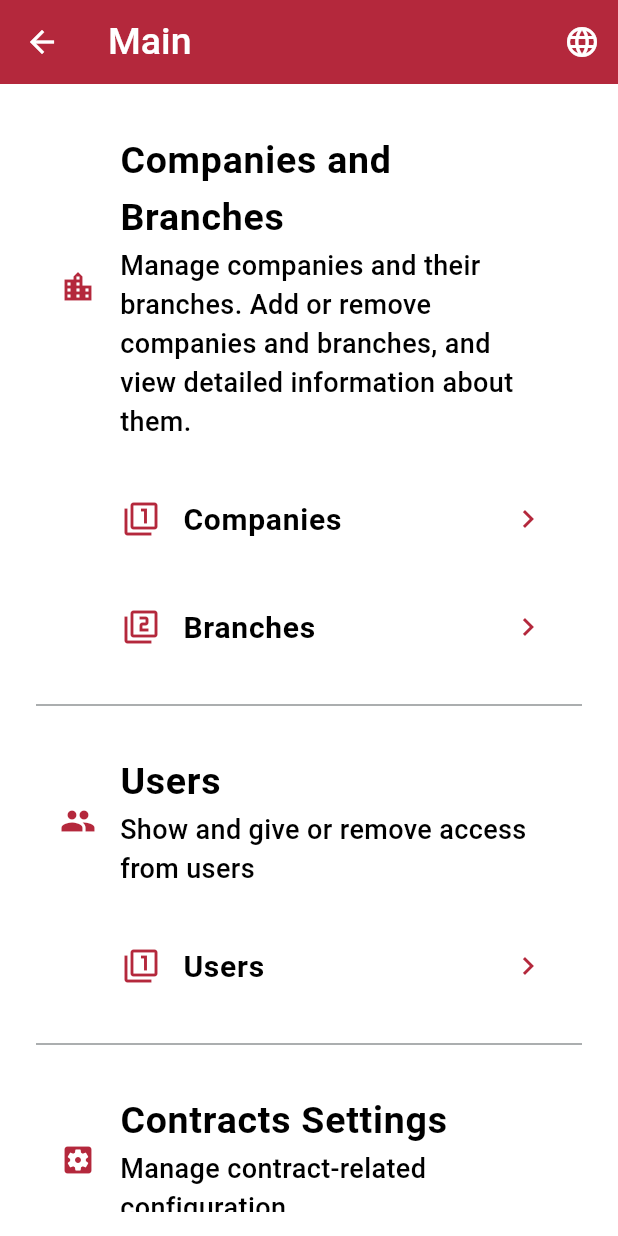
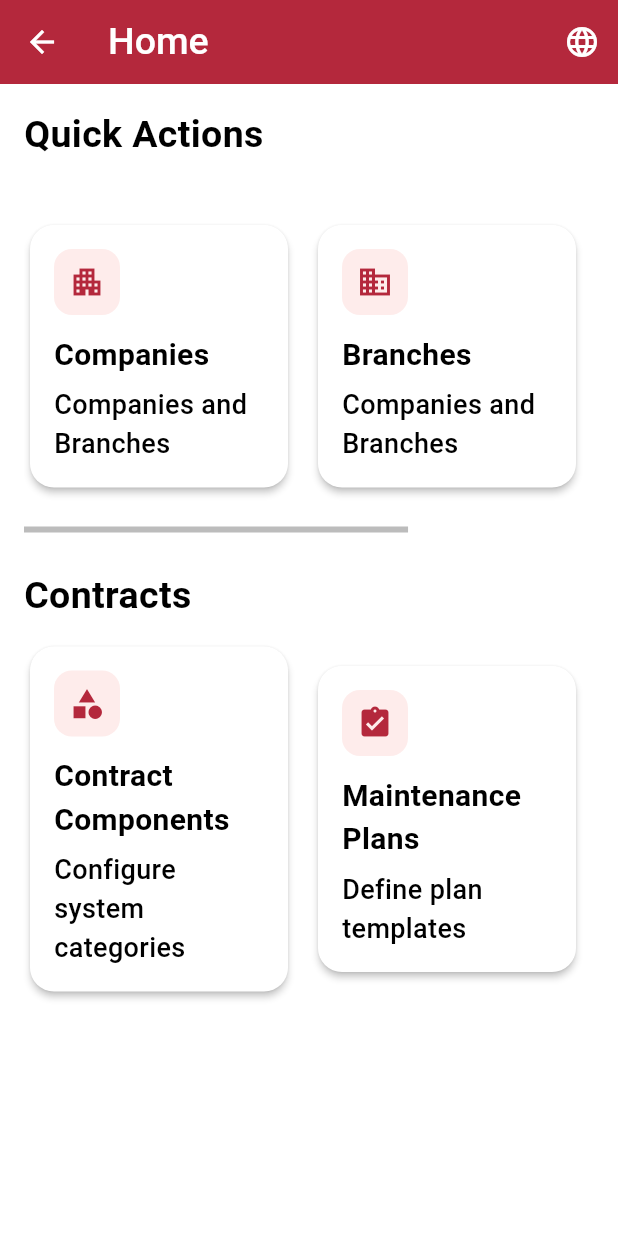
Before and after one commit to smart-fire-system/flutter-app, a Flutter app: the MainScreen screen opened directly, on a phone screen of 412 x 824 dp. Run offline on Flutter 3.47's test engine with Material 3 defaults, Android fonts, the phone set to English and light mode, and no system bars; our stand-ins replace card_loading, cloud_firestore, country_code_picker, firebase_auth, firebase_core, firebase_database and 7 more; missing offline and left inert: jhijri_picker; accounts and stored records are empty; Roboto replaces fonts that are missing (Cairo).

Commit message:
change ui

```diff
--- a/lib/models/report.dart
+++ b/lib/models/report.dart
@@ -92,3 +92,14 @@ class DayParameter {
     }
   }
 }
+
+class ContractComponentItem {
+  final String arName;
+  final String enName;
+  final String description;
+  ContractComponentItem({
+    this.arName = '',
+    this.enName = '',
+    this.description = '',
+  });
+}
--- a/lib/screens/home/view/main_screen.dart
+++ b/lib/screens/home/view/main_screen.dart
@@ -4,197 +4,177 @@ import 'package:flutter/material.dart';
 import 'package:fire_alarm_system/generated/l10n.dart';
 import 'package:fire_alarm_system/widgets/app_bar.dart';
 
-class MainScreen extends StatelessWidget {
+class MainScreen extends StatefulWidget {
   const MainScreen({super.key});
+
+  @override
+  State<MainScreen> createState() => _MainScreenState();
+}
+
+class _MainScreenState extends State<MainScreen> {
+  final ScrollController _quickActionsController = ScrollController();
+  final ScrollController _contractsController = ScrollController();
+
+  @override
+  void dispose() {
+    _quickActionsController.dispose();
+    _contractsController.dispose();
+    super.dispose();
+  }
 
   @override
   Widget build(BuildContext context) {
     return Scaffold(
-      appBar: const CustomAppBar(title: 'Main'),
-      body: Padding(
+      appBar: const CustomAppBar(title: 'Home'),
+      body: SingleChildScrollView(
+        child: Padding(
           padding: const EdgeInsets.all(16.0),
-        child: ListView(
-          children: <Widget>[
-            /**********************************************/
-            /*********** Companies and Branches ***********/
-            /**********************************************/
-            Padding(
-              padding: const EdgeInsets.all(8.0),
-              child: ListTile(
-                leading: const Icon(
-                  Icons.location_city,
-                  color: CustomStyle.redDark,
-                ),
-                title: Text(
-                  S.of(context).companiesAndBranches,
+          child: Column(
+            crossAxisAlignment: CrossAxisAlignment.start,
+            children: [
+              Text(
+                'Quick Actions',
                 style: CustomStyle.largeText25B,
               ),
-                subtitle: Text(
-                  S.of(context).companiesAndBranchesDescription,
-                  style: CustomStyle.mediumText,
+              const SizedBox(height: 12),
+              Scrollbar(
+                controller: _quickActionsController,
+                thumbVisibility: true,
+                interactive: true,
+                scrollbarOrientation: ScrollbarOrientation.bottom,
+                child: SingleChildScrollView(
+                  controller: _quickActionsController,
+                  scrollDirection: Axis.horizontal,
+                  child: Row(
+                    children: [
+                      _ActionCard(
+                        icon: Icons.apartment,
+                        title: S.of(context).companies,
+                        subtitle: S.of(context).companiesAndBranches,
+                        onTap: () => TabNavigator.home.currentState
+                            ?.pushNamed('/companies'),
+                      ),
+                      const SizedBox(width: 12),
+                      _ActionCard(
+                        icon: Icons.business,
+                        title: S.of(context).branches,
+                        subtitle: S.of(context).companiesAndBranches,
+                        onTap: () => TabNavigator.home.currentState
+                            ?.pushNamed('/branches'),
+                      ),
+                      const SizedBox(width: 12),
+                      _ActionCard(
+                        icon: Icons.group,
+                        title: S.of(context).users,
+                        subtitle: S.of(context).usersDescription,
+                        onTap: () =>
+                            TabNavigator.home.currentState?.pushNamed('/users'),
+                      ),
+                    ],
                   ),
                 ),
               ),
-            Padding(
-              padding:
-                  const EdgeInsets.only(left: 50, right: 8, top: 8, bottom: 8),
-              child: ListTile(
-                title: Text(
-                  S.of(context).companies,
-                  style: CustomStyle.largeTextB,
-                ),
-                leading: const Icon(
-                  Icons.filter_1,
-                  color: CustomStyle.redDark,
-                ),
-                trailing: const Icon(
-                  Icons.chevron_right,
-                  color: CustomStyle.redDark,
-                ),
-                onTap: () {
-                  TabNavigator.home.currentState?.pushNamed('/companies');
-                },
-              ),
-            ),
-            Padding(
-              padding:
-                  const EdgeInsets.only(left: 50, right: 8, top: 8, bottom: 8),
-              child: ListTile(
-                title: Text(
-                  S.of(context).branches,
-                  style: CustomStyle.largeTextB,
-                ),
-                leading: const Icon(
-                  Icons.filter_2,
-                  color: CustomStyle.redDark,
-                ),
-                trailing: const Icon(
-                  Icons.chevron_right,
-                  color: CustomStyle.redDark,
-                ),
-                onTap: () {
-                  TabNavigator.home.currentState?.pushNamed('/branches');
-                },
-              ),
-            ),
-            /**********************************************/
-            /******************** Users *******************/
-            /**********************************************/
-            const Padding(
-              padding: EdgeInsets.all(8.0),
-              child: Divider(
-                color: CustomStyle.greyMedium,
-              ),
-            ),
-            Padding(
-              padding: const EdgeInsets.all(8.0),
-              child: ListTile(
-                leading: const Icon(
-                  Icons.group,
-                  color: CustomStyle.redDark,
-                ),
-                title: Text(
-                  S.of(context).users,
+              const SizedBox(height: 24),
+              Text(
+                'Contracts',
                 style: CustomStyle.largeText25B,
               ),
-                subtitle: Text(
-                  S.of(context).usersDescription,
-                  style: CustomStyle.mediumText,
+              const SizedBox(height: 12),
+              Scrollbar(
+                controller: _contractsController,
+                thumbVisibility: true,
+                interactive: true,
+                scrollbarOrientation: ScrollbarOrientation.bottom,
+                child: SingleChildScrollView(
+                  controller: _contractsController,
+                  scrollDirection: Axis.horizontal,
+                  child: Row(
+                    children: [
+                      _ActionCard(
+                        icon: Icons.category,
+                        title: 'Contract Components',
+                        subtitle: 'Configure system categories',
+                        onTap: () => TabNavigator.home.currentState
+                            ?.pushNamed('/reports/system-types'),
                       ),
-              ),
-            ),
-            Padding(
-              padding:
-                  const EdgeInsets.only(left: 50, right: 8, top: 8, bottom: 8),
-              child: ListTile(
-                title: Text(
-                  S.of(context).users,
-                  style: CustomStyle.largeTextB,
-                ),
-                leading: const Icon(
-                  Icons.filter_1,
-                  color: CustomStyle.redDark,
-                ),
-                trailing: const Icon(
-                  Icons.chevron_right,
-                  color: CustomStyle.redDark,
-                ),
-                onTap: () {
-                  TabNavigator.home.currentState?.pushNamed('/users');
-                },
-              ),
-            ),
-            const Padding(
-              padding: EdgeInsets.all(8.0),
-              child: Divider(
-                color: CustomStyle.greyMedium,
-              ),
-            ),
-            Padding(
-              padding: const EdgeInsets.all(8.0),
-              child: ListTile(
-                leading: const Icon(
-                  Icons.settings_applications,
-                  color: CustomStyle.redDark,
-                ),
-                title: Text(
-                  'Contracts Settings',
-                  style: CustomStyle.largeText25B,
-                ),
-                subtitle: Text(
-                  'Manage contract-related configuration',
-                  style: CustomStyle.mediumText,
-                ),
-              ),
-            ),
-            Padding(
-              padding:
-                  const EdgeInsets.only(left: 50, right: 8, top: 8, bottom: 8),
-              child: ListTile(
-                title: Text(
-                  'System Types',
-                  style: CustomStyle.largeTextB,
-                ),
-                leading: const Icon(
-                  Icons.filter_1,
-                  color: CustomStyle.redDark,
-                ),
-                trailing: const Icon(
-                  Icons.chevron_right,
-                  color: CustomStyle.redDark,
-                ),
-                onTap: () {
-                  TabNavigator.home.currentState
-                      ?.pushNamed('/reports/system-types');
-                },
-              ),
-            ),
-            Padding(
-              padding:
-                  const EdgeInsets.only(left: 50, right: 8, top: 8, bottom: 8),
-              child: ListTile(
-                title: Text(
-                  'Maintenance Plans',
-                  style: CustomStyle.largeTextB,
-                ),
-                leading: const Icon(
-                  Icons.filter_2,
-                  color: CustomStyle.redDark,
-                ),
-                trailing: const Icon(
-                  Icons.chevron_right,
-                  color: CustomStyle.redDark,
-                ),
-                onTap: () {
-                  ScaffoldMessenger.of(context).showSnackBar(
+                      const SizedBox(width: 12),
+                      _ActionCard(
+                        icon: Icons.assignment_turned_in,
+                        title: 'Maintenance Plans',
+                        subtitle: 'Define plan templates',
+                        onTap: () => ScaffoldMessenger.of(context).showSnackBar(
                           const SnackBar(content: Text('Coming soon')),
-                  );
-                },
                         ),
                       ),
                     ],
                   ),
                 ),
+              ),
+            ],
+          ),
+        ),
+      ),
     );
   }
 }
+
+class _ActionCard extends StatelessWidget {
+  final IconData icon;
+  final String title;
+  final String subtitle;
+  final VoidCallback onTap;
+
+  const _ActionCard({
+    required this.icon,
+    required this.title,
+    required this.subtitle,
+    required this.onTap,
+  });
+
+  @override
+  Widget build(BuildContext context) {
+    return SizedBox(
+      width: 180,
+      child: InkWell(
+        onTap: onTap,
+        borderRadius: BorderRadius.circular(16),
+        child: Card(
+          elevation: 2,
+          shape: RoundedRectangleBorder(
+            borderRadius: BorderRadius.circular(16),
+          ),
+          child: Padding(
+            padding: const EdgeInsets.all(16.0),
+            child: Column(
+              crossAxisAlignment: CrossAxisAlignment.start,
+              children: [
+                Container(
+                  decoration: BoxDecoration(
+                    color: const Color(0x1AF44336),
+                    borderRadius: BorderRadius.circular(12),
+                  ),
+                  padding: const EdgeInsets.all(10),
+                  child: Icon(icon, color: CustomStyle.redDark, size: 24),
+                ),
+                const SizedBox(height: 12),
+                Text(
+                  title,
+                  style: CustomStyle.largeTextB,
+                  maxLines: 4,
+                  overflow: TextOverflow.ellipsis,
+                ),
+                const SizedBox(height: 6),
+                Text(
+                  subtitle,
+                  style: CustomStyle.mediumText,
+                  maxLines: 10,
+                  overflow: TextOverflow.ellipsis,
+                ),
+              ],
+            ),
+          ),
+        ),
+      ),
+    );
+  }
+}
--- a/lib/screens/reports/view/system_types_screen.dart
+++ b/lib/screens/reports/view/contract_components_screen.dart
@@ -1,13 +1,13 @@
 import 'package:flutter/material.dart';
 import 'package:fire_alarm_system/widgets/app_bar.dart';
 
-class SystemTypesScreen extends StatelessWidget {
-  const SystemTypesScreen({super.key});
+class ContractComponentsScreen extends StatelessWidget {
+  const ContractComponentsScreen({super.key});
 
   @override
   Widget build(BuildContext context) {
     return const Scaffold(
-      appBar: CustomAppBar(title: 'System Types'),
+      appBar: CustomAppBar(title: 'Contract Components'),
       body: Center(
         child: Text(''),
       ),
--- a/lib/screens/reports/view/view.dart
+++ b/lib/screens/reports/view/view.dart
@@ -1,2 +1,2 @@
 export 'reports_screen.dart';
-export 'system_types_screen.dart';
+export 'contract_components_screen.dart';
--- a/lib/widgets/tab_navigator.dart
+++ b/lib/widgets/tab_navigator.dart
@@ -71,7 +71,7 @@ class TabNavigator extends StatelessWidget {
               page = _buildMainScreen(screen);
               break;
             case '/reports/system-types':
-              page = const SystemTypesScreen();
+              page = const ContractComponentsScreen();
               break;
             case '/branches':
               page = const BranchesScreen();
```
Lines whose indentation alone changed are shown as unchanged.
